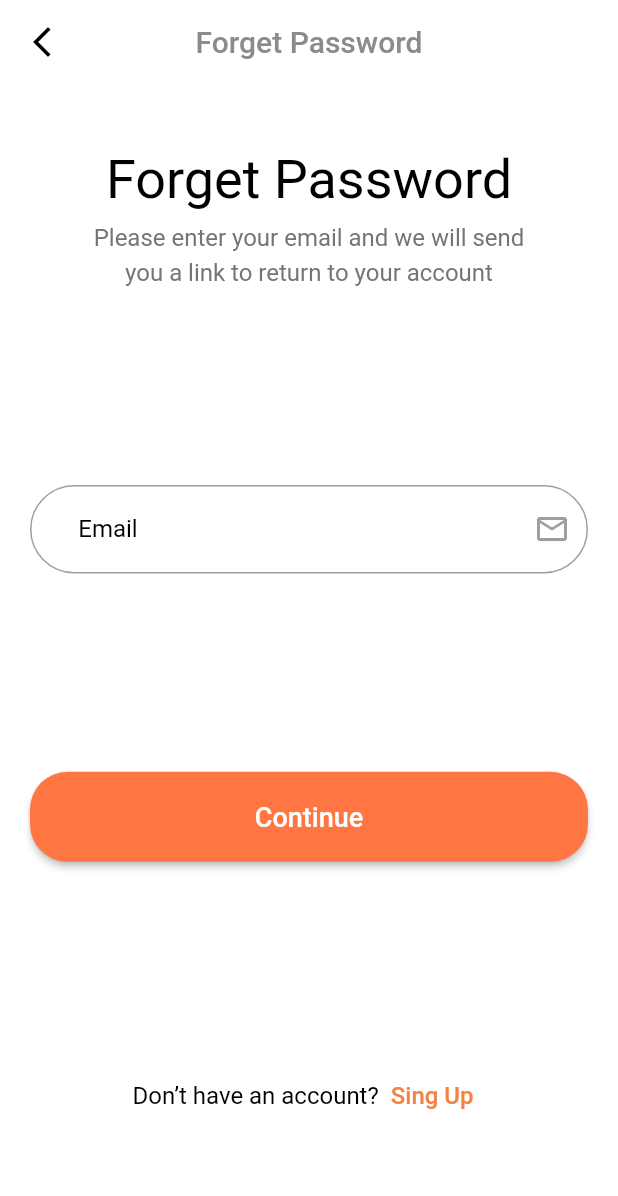
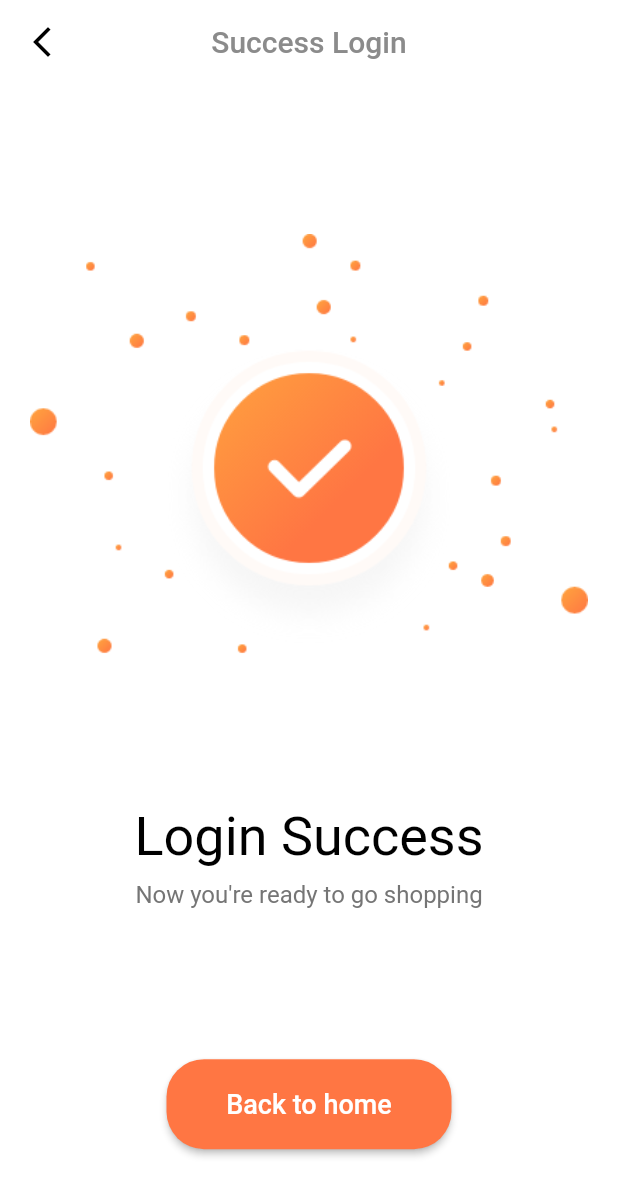
Before and after one commit to Nahed2000/tokoto_ecommerce, a Flutter app: the screen it shows after launch, on a phone screen of 412 x 824 dp. Shown: the top 1196 px of the screen. Run offline on Flutter 3.47's test engine with Material 2 defaults, Android fonts, the phone set to English and light mode, and no system bars.

Commit message:
success screen

```diff
--- a/lib/main.dart
+++ b/lib/main.dart
@@ -1,7 +1,9 @@
 import 'package:flutter/material.dart';
+import 'package:tokoto/screen/confirm_password.dart';
 import 'package:tokoto/screen/forget_password.dart';
 import 'package:tokoto/screen/login_screen.dart';
 import 'package:tokoto/screen/out_boarding.dart';
+import 'package:tokoto/screen/success_login.dart';
 
 void main() {
   runApp(const MyApp());
@@ -14,11 +16,13 @@ class MyApp extends StatelessWidget {
   Widget build(BuildContext context) {
     return MaterialApp(
       debugShowCheckedModeBanner: false,
-      initialRoute: '/forget_password_screen',
+      initialRoute: '/success_login',
       routes: {
         '/page_view_screen': (context) => const PageViewScreen(),
         '/login_screen': (context) => const LoginScreen(),
         '/forget_password_screen': (context) => const ForgetPassword(),
+        '/confirm_password_screen': (context) => const ConfirmPassword(),
+        '/success_login': (context) => const SuccessLogin(),
       },
     );
   }
--- /dev/null
+++ b/lib/screen/success_login.dart
@@ -0,0 +1,65 @@
+import 'package:flutter/material.dart';
+import 'package:tokoto/widget/custom_button.dart';
+
+import '../widget/custom_text_field.dart';
+import '../widget/social_media_button.dart';
+
+class SuccessLogin extends StatefulWidget {
+  const SuccessLogin({Key? key}) : super(key: key);
+
+  @override
+  State<SuccessLogin> createState() => _SuccessLoginState();
+}
+
+class _SuccessLoginState extends State<SuccessLogin> {
+  @override
+  Widget build(BuildContext context) {
+    return Scaffold(
+      backgroundColor: Colors.white,
+      appBar: AppBar(
+        elevation: 0,
+        backgroundColor: Colors.white,
+        centerTitle: true,
+        iconTheme: const IconThemeData(
+          color: Colors.black,
+        ),
+        title: const Text(
+          'Success Login',
+          style: TextStyle(color: Color(0xff8B8B8B)),
+        ),
+        leading: IconButton(
+          onPressed: () => Navigator.pop(context),
+          icon: const Icon(
+            Icons.arrow_back_ios_new,
+          ),
+        ),
+      ),
+      body: Container(
+        padding: const EdgeInsets.only(top: 100.0, left: 20, right: 20),
+        child: Column(
+          // mainAxisAlignment: MainAxisAlignment.spaceAround,
+          children: [
+            Image.asset('assets/images/success.png'),
+            const SizedBox(height: 100),
+            const Text(
+              'Login Success',
+              style: TextStyle(fontSize: 36, color: Colors.black),
+            ),
+            const SizedBox(height: 8),
+            const Text(
+              'Now you\'re ready to go shopping',
+              style: TextStyle(fontSize: 16, color: Color(0xff757575)),
+            ),
+            const SizedBox(height: 100),
+            CustomButton(
+              onPress: () {},
+              title: 'Back to home',
+              width: 190,
+              height: 60,
+            ),
+          ],
+        ),
+      ),
+    );
+  }
+}
--- a/lib/widget/custom_button.dart
+++ b/lib/widget/custom_button.dart
@@ -5,10 +5,14 @@ class CustomButton extends StatelessWidget {
     Key? key,
     required this.onPress,
     required this.title,
+    this.height = 60,
+    this.width = double.infinity,
   }) : super(key: key);
 
   final void Function() onPress;
   final String title;
+  final double height;
+  final double width;
 
   @override
   Widget build(BuildContext context) {
@@ -16,12 +20,13 @@ class CustomButton extends StatelessWidget {
       onPressed: onPress,
       style: ElevatedButton.styleFrom(
           primary: const Color(0xffFF7643),
-          minimumSize: const Size(double.infinity, 60),
+          minimumSize: Size(width, height),
           shape:
               RoundedRectangleBorder(borderRadius: BorderRadius.circular(25))),
       child: Text(
         title,
-        style: const TextStyle(color: Colors.white,fontWeight: FontWeight.w500, fontSize: 18),
+        style: const TextStyle(
+            color: Colors.white, fontWeight: FontWeight.w500, fontSize: 18),
       ),
     );
   }
```
Also changed, not shown: assets/images/success.png (added).
